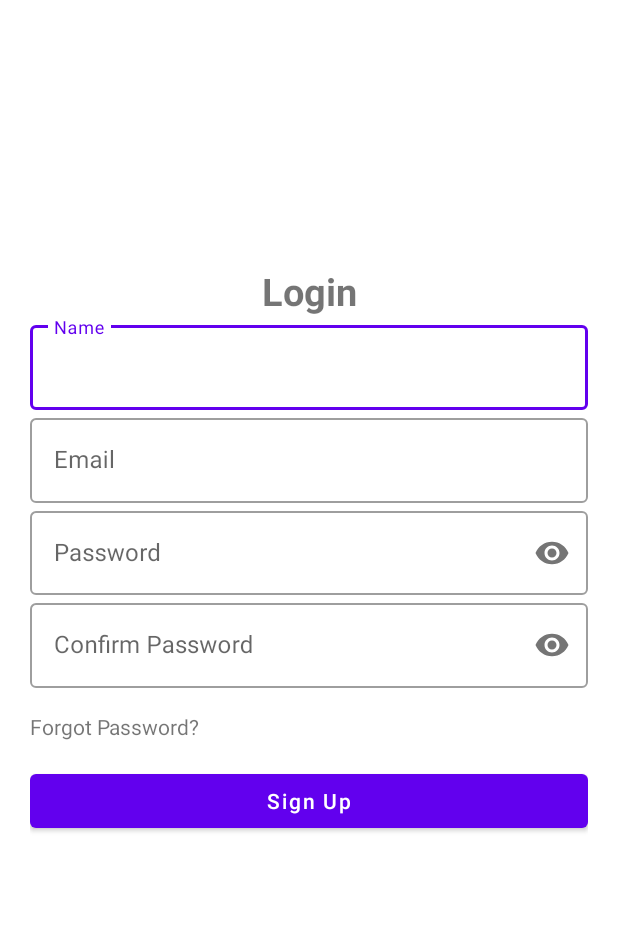
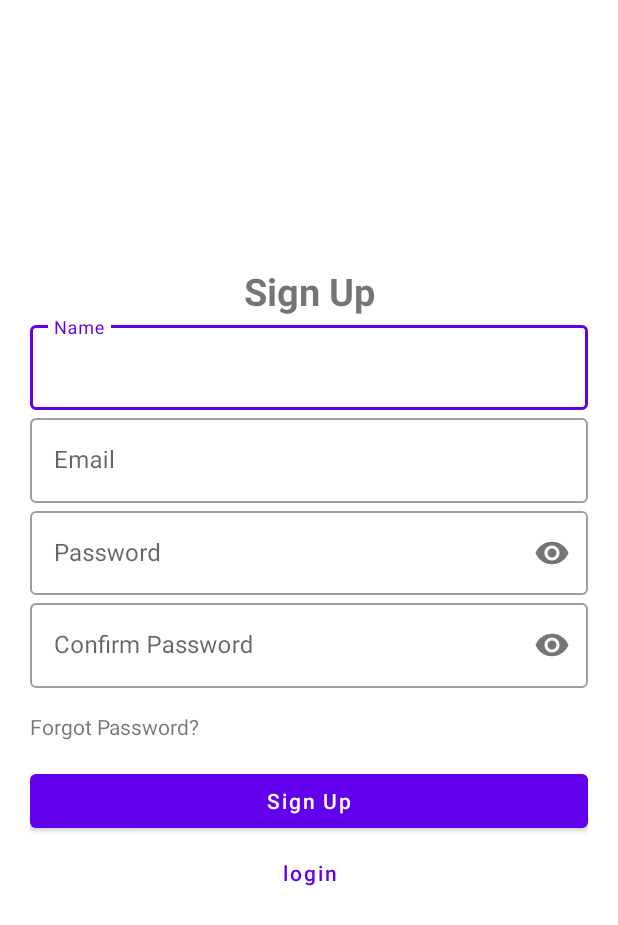
Before and after one commit to alianhakim8/auth-app, an Android app: the layout activity_sign_up.xml on its own in the app's theme, with its tools: preview values and no code run, on a phone screen of 412 x 824 dp. Shown: the top 925 px of the screen. Run offline under Robolectric (Android 15) with nearby library versions, the phone set to English and light mode, and no system bars.

Commit message:
adding sign up funcionality

```diff
--- a/app/src/main/java/id/alian/authappmvvm/ui/auth/LoginActivity.kt
+++ b/app/src/main/java/id/alian/authappmvvm/ui/auth/LoginActivity.kt
@@ -70,7 +70,6 @@ class LoginActivity : AppCompatActivity(), AuthListener, KodeinAware {
         progressBar.show()
     }
 
-    @SuppressLint("ShowToast")
     override fun onSuccess(user: User) {
         rootLayout.snackbar("${user.name} is logged in")
     }
--- a/app/src/main/res/layout/activity_login.xml
+++ b/app/src/main/res/layout/activity_login.xml
@@ -103,6 +103,7 @@
             android:layout_width="wrap_content"
             android:layout_height="wrap_content"
             android:text="Sign Up"
+            android:onClick="@{(view) -> viewModel.onSignUp}"
             android:textAllCaps="false"
             app:layout_constraintEnd_toEndOf="parent"
             app:layout_constraintHorizontal_bias="0.5"
--- a/app/src/main/res/layout/activity_sign_up.xml
+++ b/app/src/main/res/layout/activity_sign_up.xml
@@ -1,17 +1,27 @@
 <?xml version="1.0" encoding="utf-8"?>
-<androidx.constraintlayout.widget.ConstraintLayout xmlns:android="http://schemas.android.com/apk/res/android"
+<layout xmlns:android="http://schemas.android.com/apk/res/android"
     xmlns:app="http://schemas.android.com/apk/res-auto"
-    xmlns:tools="http://schemas.android.com/tools"
+    xmlns:tools="http://schemas.android.com/tools">
+
+    <data>
+
+        <variable
+            name="viewmodel"
+            type="id.alian.authappmvvm.ui.viewmodel.AuthViewModel" />
+    </data>
+
+    <androidx.constraintlayout.widget.ConstraintLayout
         android:layout_width="match_parent"
         android:layout_height="match_parent"
         android:padding="20dp"
+        android:id="@+id/rootLayout"
         tools:context=".ui.auth.SignUpActivity">
 
         <TextView
             android:id="@+id/textView"
             android:layout_width="wrap_content"
             android:layout_height="wrap_content"
-        android:text="Login"
+            android:text="Sign Up"
             android:textSize="25sp"
             android:textStyle="bold"
             app:layout_constraintEnd_toEndOf="parent"
@@ -31,7 +41,8 @@
                 android:layout_width="match_parent"
                 android:layout_height="match_parent"
                 android:hint="Name"
-            android:inputType="textPersonName" />
+                android:inputType="textPersonName"
+                android:text="@={viewmodel.name}" />
         </com.google.android.material.textfield.TextInputLayout>
 
         <com.google.android.material.textfield.TextInputLayout
@@ -48,7 +59,8 @@
                 android:layout_width="match_parent"
                 android:layout_height="match_parent"
                 android:hint="Email"
-            android:inputType="textEmailAddress" />
+                android:inputType="textEmailAddress"
+                android:text="@={viewmodel.email}" />
         </com.google.android.material.textfield.TextInputLayout>
 
         <com.google.android.material.textfield.TextInputLayout
@@ -66,7 +78,8 @@
                 android:layout_width="match_parent"
                 android:layout_height="match_parent"
                 android:hint="Password"
-            android:inputType="textPassword" />
+                android:inputType="textPassword"
+                android:text="@={viewmodel.password}" />
         </com.google.android.material.textfield.TextInputLayout>
 
         <com.google.android.material.textfield.TextInputLayout
@@ -84,7 +97,8 @@
                 android:layout_width="match_parent"
                 android:layout_height="match_parent"
                 android:hint="Confirm Password"
-            android:inputType="textPassword" />
+                android:inputType="textPassword"
+                android:text="@={viewmodel.confirmPassword}" />
         </com.google.android.material.textfield.TextInputLayout>
 
         <androidx.constraintlayout.widget.Guideline
@@ -108,6 +122,7 @@
             android:layout_width="match_parent"
             android:layout_height="48dp"
             android:layout_marginTop="16dp"
+            android:onClick="@{(view) -> viewmodel.onSignUpButtonClick()}"
             android:text="Sign Up"
             android:textAllCaps="false"
             app:layout_constraintEnd_toEndOf="parent"
@@ -115,4 +130,28 @@
             app:layout_constraintStart_toStartOf="parent"
             app:layout_constraintTop_toBottomOf="@+id/etForgotPassword" />
 
+        <Button
+            android:id="@+id/toLogin"
+            style="@style/Widget.MaterialComponents.Button.TextButton"
+            android:layout_width="wrap_content"
+            android:layout_height="wrap_content"
+            android:onClick="@{(view) -> viewmodel.onSignIn()}"
+            android:text="login"
+            android:textAllCaps="false"
+            app:layout_constraintEnd_toEndOf="parent"
+            app:layout_constraintHorizontal_bias="0.501"
+            app:layout_constraintStart_toStartOf="parent"
+            app:layout_constraintTop_toBottomOf="@+id/btnSignUp" />
+
+        <ProgressBar
+            android:id="@+id/progressBar"
+            android:layout_width="wrap_content"
+            android:layout_height="wrap_content"
+            android:visibility="invisible"
+            app:layout_constraintEnd_toEndOf="parent"
+            app:layout_constraintHorizontal_bias="0.5"
+            app:layout_constraintStart_toStartOf="parent"
+            app:layout_constraintTop_toBottomOf="@+id/toLogin" />
+
     </androidx.constraintlayout.widget.ConstraintLayout>
+</layout>
```
Also changed, not shown: app/src/main/java/id/alian/authappmvvm/data/network/Api.kt (+7 -0 lines), app/src/main/java/id/alian/authappmvvm/data/repository/UserRepository.kt (+6 -1 lines), app/src/main/java/id/alian/authappmvvm/ui/auth/SignUpActivity.kt (+63 -3 lines), app/src/main/java/id/alian/authappmvvm/ui/viewmodel/AuthViewModel.kt (+78 -1 lines). Lines whose indentation alone changed are shown as unchanged.
